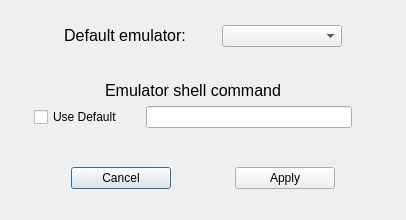
Qt form config/ui/emuConfig_dialog.ui (allanvobraun/SnesGameManager) before a commit.
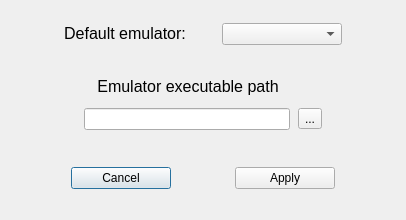
The same form after that commit.

```diff
--- a/config/ui/emuConfig_dialog.ui
+++ b/config/ui/emuConfig_dialog.ui
@@ -175,49 +175,14 @@
        <enum>QLayout::SetDefaultConstraint</enum>
       </property>
       <property name="leftMargin">
-       <number>30</number>
+       <number>80</number>
       </property>
       <property name="rightMargin">
-       <number>50</number>
+       <number>80</number>
       </property>
-      <item row="1" column="0">
-       <widget class="QCheckBox" name="checkBox">
-        <property name="text">
-         <string>Use Default</string>
-        </property>
-       </widget>
-      </item>
-      <item row="1" column="1">
-       <widget class="QLineEdit" name="commandBox">
-        <property name="enabled">
-         <bool>true</bool>
-        </property>
-        <property name="sizePolicy">
-         <sizepolicy hsizetype="Maximum" vsizetype="Fixed">
-          <horstretch>20</horstretch>
-          <verstretch>0</verstretch>
-         </sizepolicy>
-        </property>
-        <property name="minimumSize">
-         <size>
-          <width>206</width>
-          <height>0</height>
-         </size>
-        </property>
-        <property name="maximumSize">
-         <size>
-          <width>16777215</width>
-          <height>16777215</height>
-         </size>
-        </property>
-        <property name="baseSize">
-         <size>
-          <width>0</width>
-          <height>0</height>
-         </size>
-        </property>
-       </widget>
-      </item>
+      <property name="verticalSpacing">
+       <number>12</number>
+      </property>
       <item row="0" column="0" colspan="2">
        <widget class="QLabel" name="label_2">
         <property name="sizePolicy">
@@ -232,7 +197,7 @@
          </font>
         </property>
         <property name="text">
-         <string>Emulator shell command</string>
+         <string>Emulator executable path</string>
         </property>
         <property name="alignment">
          <set>Qt::AlignCenter</set>
@@ -242,6 +207,53 @@
         </property>
        </widget>
       </item>
+      <item row="1" column="2">
+       <widget class="QToolButton" name="btSearch">
+        <property name="text">
+         <string>...</string>
+        </property>
+        <property name="toolButtonStyle">
+         <enum>Qt::ToolButtonIconOnly</enum>
+        </property>
+        <property name="autoRaise">
+         <bool>false</bool>
+        </property>
+        <property name="arrowType">
+         <enum>Qt::NoArrow</enum>
+        </property>
+       </widget>
+      </item>
+      <item row="1" column="0">
+       <widget class="QLineEdit" name="txtBox">
+        <property name="enabled">
+         <bool>true</bool>
+        </property>
+        <property name="sizePolicy">
+         <sizepolicy hsizetype="Maximum" vsizetype="Fixed">
+          <horstretch>20</horstretch>
+          <verstretch>0</verstretch>
+         </sizepolicy>
+        </property>
+        <property name="minimumSize">
+         <size>
+          <width>206</width>
+          <height>0</height>
+         </size>
+        </property>
+        <property name="maximumSize">
+         <size>
+          <width>16777215</width>
+          <height>16777215</height>
+         </size>
+        </property>
+        <property name="baseSize">
+         <size>
+          <width>0</width>
+          <height>0</height>
+         </size>
+        </property>
+       </widget>
+      </item>
      </layout>
     </widget>
    </item>
```
